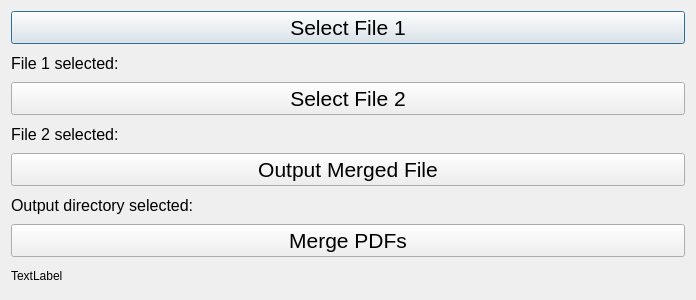
Before: the Qt Designer form venv/MergePDF_UI_Designer.ui in dmarcanio/pdf_merger, drawn with Qt 5.
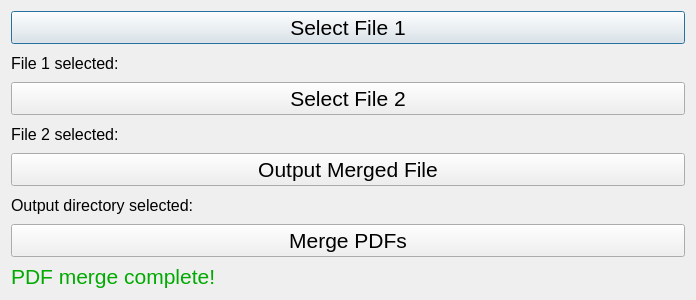
After: the same form once the commit is applied.

Commit message: update UI with completed message.

```diff
--- a/venv/MergePDF_UI_Designer.ui
+++ b/venv/MergePDF_UI_Designer.ui
@@ -544,9 +544,21 @@
     </widget>
    </item>
    <item>
-    <widget class="QLabel" name="list_test_label">
+    <widget class="QLabel" name="completed_label">
+     <property name="enabled">
+      <bool>true</bool>
+     </property>
+     <property name="font">
+      <font>
+       <pointsize>16</pointsize>
+      </font>
+     </property>
+     <property name="styleSheet">
+      <string notr="true">color: rgb(0, 170, 0);
+</string>
+     </property>
      <property name="text">
-      <string>TextLabel</string>
+      <string>PDF merge complete!</string>
      </property>
     </widget>
    </item>
```
The commit also changes 1 other file.
